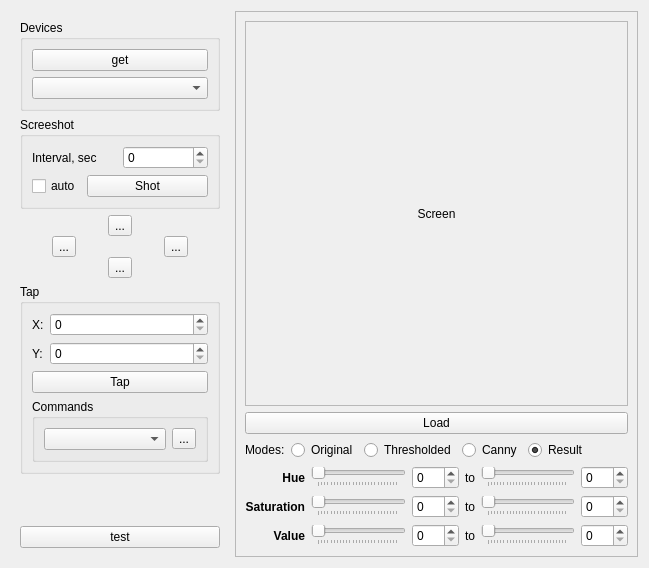
First picture: the form in Qt/mega_git_tests/Test_ADB/src/test_adb_mainbox/src/ui/test_adb_mainbox.ui, repository RinatB2017/mega_GIT, before the edit.
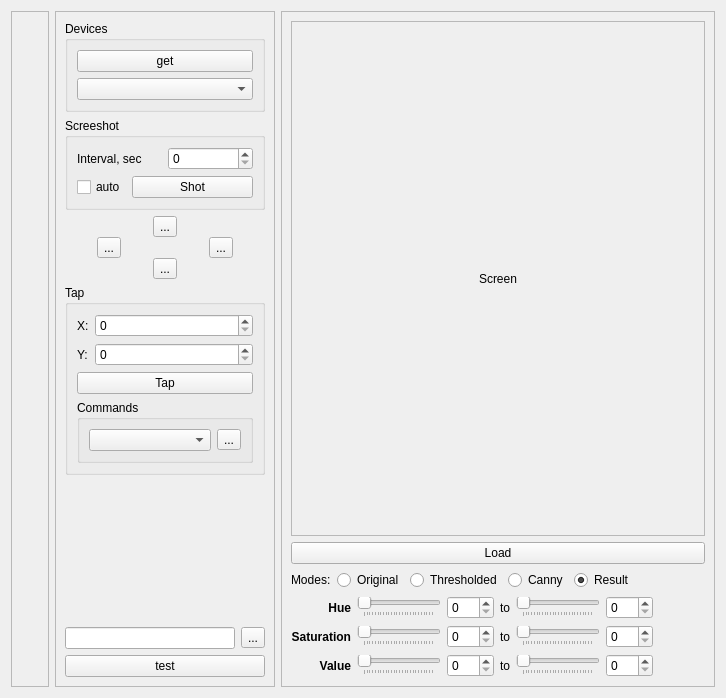
Second picture: the form after the edit. Icons and pictures are not drawn. Custom widgets are drawn as their Qt base class.

```diff
--- a/Qt/mega_git_tests/Test_ADB/src/test_adb_mainbox/src/ui/test_adb_mainbox.ui
+++ b/Qt/mega_git_tests/Test_ADB/src/test_adb_mainbox/src/ui/test_adb_mainbox.ui
@@ -2,24 +2,50 @@
 <ui version="4.0">
  <class>MainBox</class>
  <widget class="QWidget" name="MainBox">
+  <property name="geometry">
+   <rect>
+    <x>0</x>
+    <y>0</y>
+    <width>726</width>
+    <height>698</height>
+   </rect>
+  </property>
   <property name="windowTitle">
    <string>Dialog</string>
   </property>
   <layout class="QHBoxLayout" name="horizontalLayout">
    <item>
-    <layout class="QVBoxLayout" name="verticalLayout">
-     <property name="leftMargin">
-      <number>9</number>
+    <widget class="QFrame" name="frame_autoclicker">
+     <property name="frameShape">
+      <enum>QFrame::StyledPanel</enum>
      </property>
-     <property name="topMargin">
-      <number>9</number>
+     <property name="frameShadow">
+      <enum>QFrame::Raised</enum>
      </property>
-     <property name="rightMargin">
-      <number>9</number>
+     <layout class="QVBoxLayout" name="verticalLayout_8">
+      <item>
+       <widget class="AutoClicker" name="autoclicker_widget" native="true">
+        <layout class="QVBoxLayout" name="verticalLayout"/>
+       </widget>
+      </item>
+     </layout>
+    </widget>
+   </item>
+   <item>
+    <widget class="QFrame" name="frame_command">
+     <property name="sizePolicy">
+      <sizepolicy hsizetype="Fixed" vsizetype="Preferred">
+       <horstretch>0</horstretch>
+       <verstretch>0</verstretch>
+      </sizepolicy>
      </property>
-     <property name="bottomMargin">
-      <number>9</number>
+     <property name="frameShape">
+      <enum>QFrame::StyledPanel</enum>
      </property>
+     <property name="frameShadow">
+      <enum>QFrame::Raised</enum>
+     </property>
+     <layout class="QVBoxLayout" name="verticalLayout_7">
      <item>
       <widget class="QGroupBox" name="groupBox_2">
        <property name="minimumSize">
@@ -228,7 +254,18 @@
       </spacer>
      </item>
      <item>
-      <widget class="AutoClicker" name="autoclicker_widget" native="true"/>
+       <layout class="QHBoxLayout" name="horizontalLayout_4">
+        <item>
+         <widget class="QLineEdit" name="le_cmd"/>
+        </item>
+        <item>
+         <widget class="QToolButton" name="btn_cmd">
+          <property name="text">
+           <string>...</string>
+          </property>
+         </widget>
+        </item>
+       </layout>
      </item>
      <item>
       <widget class="QPushButton" name="btn_test">
@@ -238,6 +275,7 @@
       </widget>
      </item>
     </layout>
+    </widget>
    </item>
    <item>
     <widget class="QFrame" name="frame">
@@ -264,8 +302,8 @@
           <rect>
            <x>0</x>
            <y>0</y>
-           <width>416</width>
-           <height>463</height>
+           <width>438</width>
+           <height>492</height>
           </rect>
          </property>
          <layout class="QVBoxLayout" name="verticalLayout_2">
@@ -352,6 +390,8 @@
        </layout>
       </item>
       <item>
+       <layout class="QHBoxLayout" name="horizontalLayout_7">
+        <item>
        <layout class="QGridLayout" name="gridLayout_3">
         <item row="0" column="0">
          <widget class="QLabel" name="label_5">
@@ -544,6 +584,21 @@
         </item>
        </layout>
       </item>
+        <item>
+         <spacer name="horizontalSpacer_2">
+          <property name="orientation">
+           <enum>Qt::Horizontal</enum>
+          </property>
+          <property name="sizeHint" stdset="0">
+           <size>
+            <width>40</width>
+            <height>20</height>
+           </size>
+          </property>
+         </spacer>
+        </item>
+       </layout>
+      </item>
      </layout>
     </widget>
    </item>
```
Left out of the diff: 32 changed lines with no effect on the pictures. Lines whose indentation alone changed are shown as unchanged.
